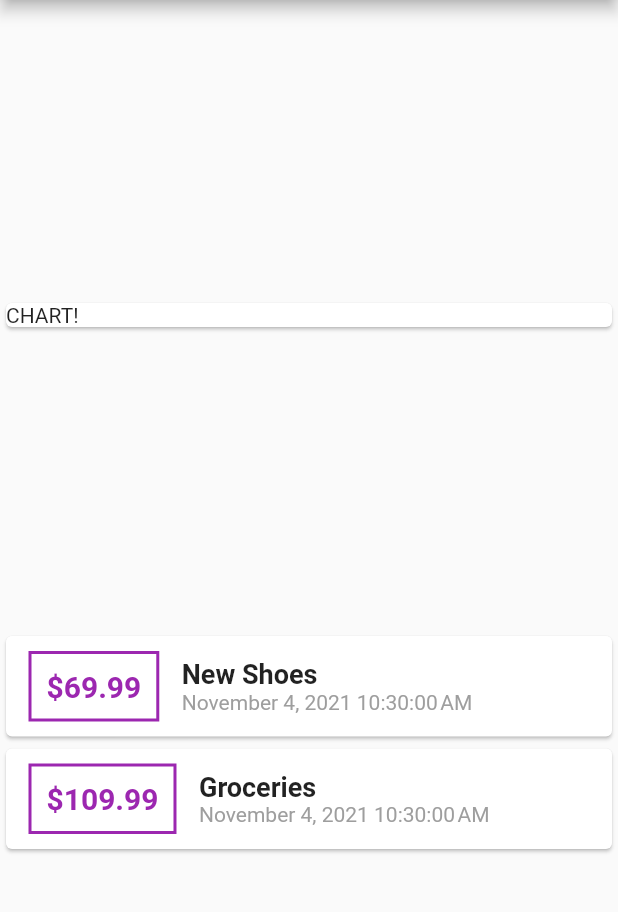
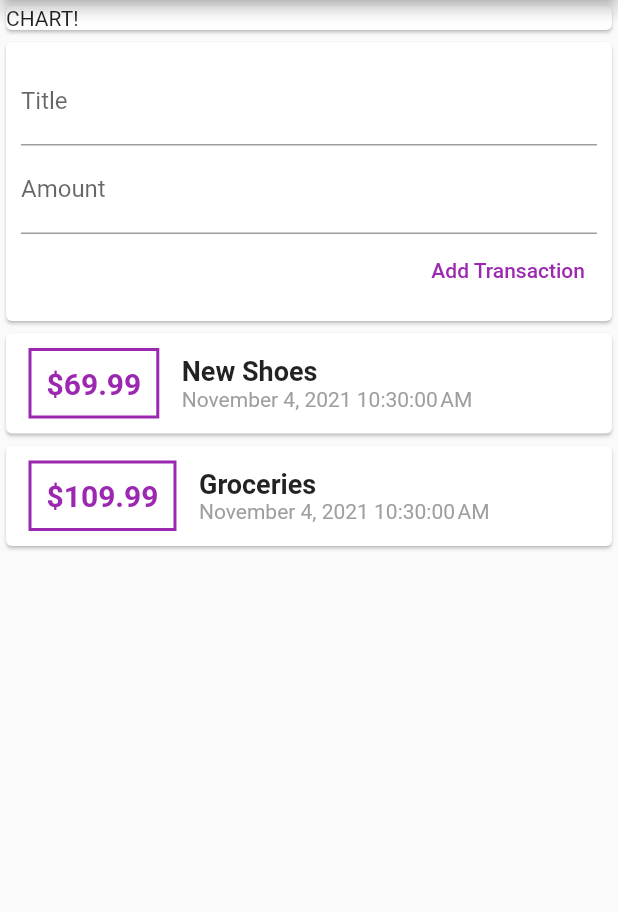
Before and after one commit to Petar81/Expense-Calculator, a Flutter app: the screen it shows after launch, on a phone screen of 412 x 824 dp, the part 84-996 px from its top. Run offline on Flutter 3.47's test engine with Material 2 defaults, Android fonts, the phone set to English and light mode, and no system bars.

Commit message:
add and style input fields

```diff
--- a/lib/main.dart
+++ b/lib/main.dart
@@ -55,13 +55,35 @@ class MyHomePage extends StatelessWidget {
         title: Text(title),
       ),
       body: Column(
-        mainAxisAlignment: MainAxisAlignment.spaceEvenly,
+        // mainAxisAlignment: MainAxisAlignment.start,
         crossAxisAlignment: CrossAxisAlignment.stretch,
         children: <Widget>[
+          // ignore: sized_box_for_whitespace
           Container(
             width: double.infinity,
             child: const Card(
               child: Text('CHART!'),
+            ),
+          ),
+          Card(
+            child: Container(
+              padding: const EdgeInsets.all(10),
+              child: Column(
+                crossAxisAlignment: CrossAxisAlignment.end,
+                children: <Widget>[
+                  const TextField(
+                    decoration: InputDecoration(labelText: 'Title'),
+                  ),
+                  const TextField(
+                    decoration: InputDecoration(labelText: 'Amount'),
+                  ),
+                  TextButton(
+                    onPressed: () {},
+                    child: const Text('Add Transaction'),
+                    style: TextButton.styleFrom(primary: Colors.purple),
+                  ),
+                ],
+              ),
             ),
           ),
           Column(
```
